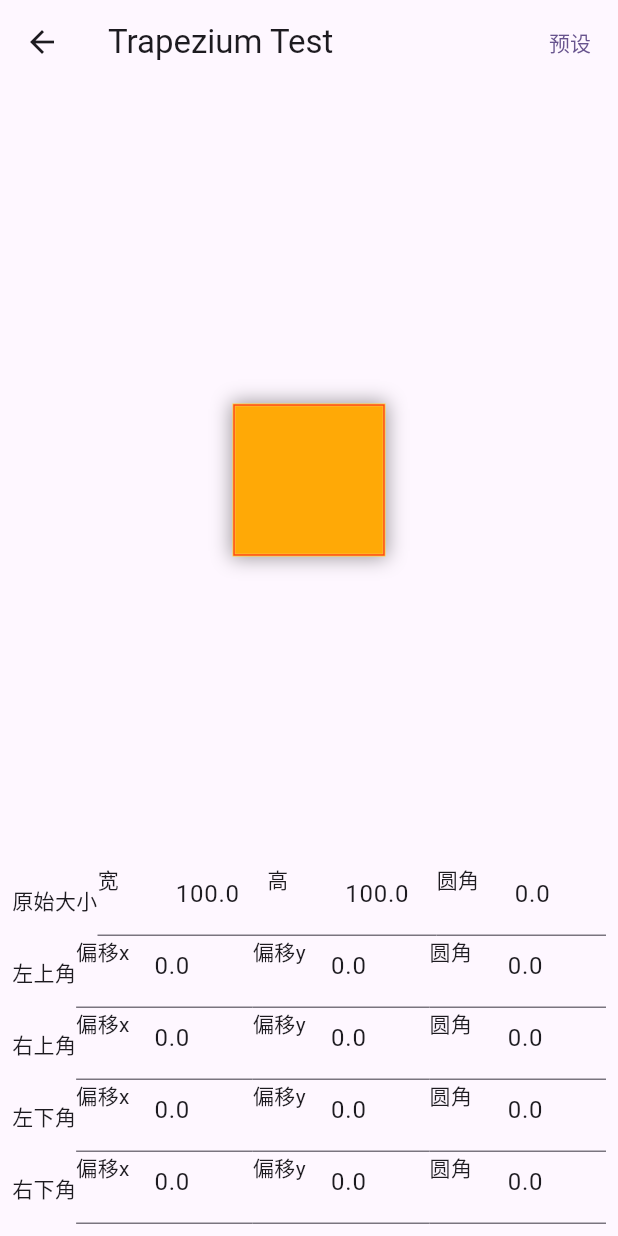
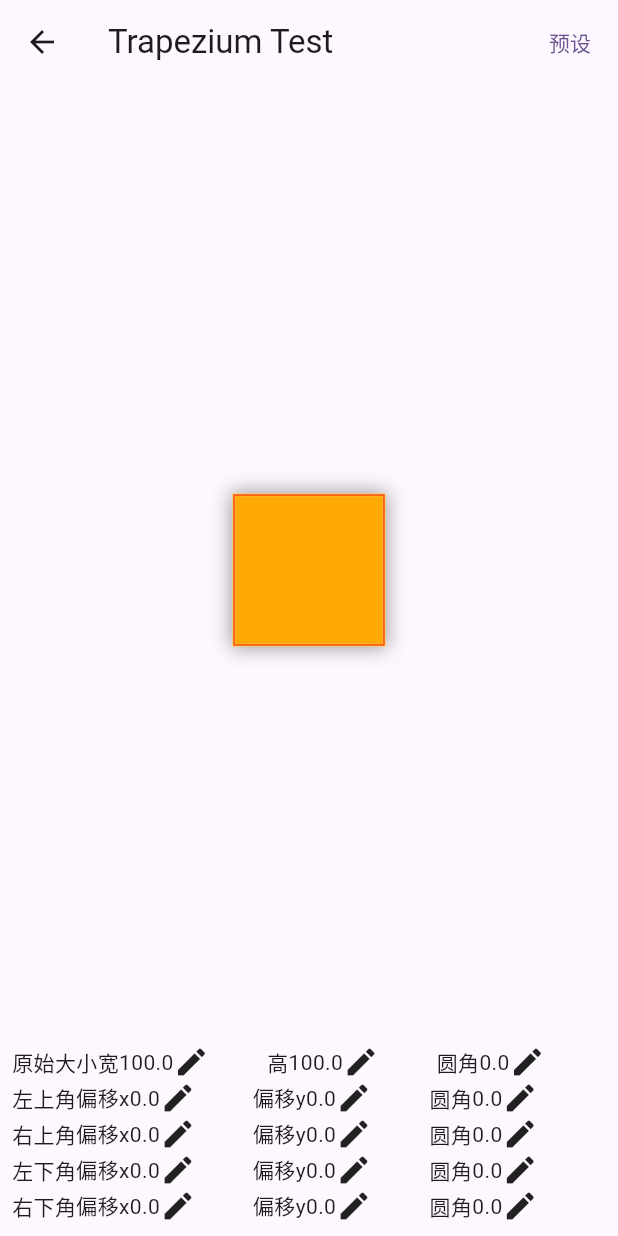
Before and after one commit to shirne/flutter_borders, a Flutter app: the screen it shows after launch, after a tap on "Trapeium Test", on a phone screen of 412 x 824 dp. Run offline on Flutter 3.47's test engine with Material 3 defaults, Android fonts, the phone set to English and light mode, and no system bars; missing offline and left inert: shirne_dialog.

Commit message:
改进example

```diff
--- a/example/lib/main.dart
+++ b/example/lib/main.dart
@@ -1,5 +1,7 @@
 import 'package:borders/borders.dart';
 import 'package:flutter/material.dart';
+import 'package:flutter_localizations/flutter_localizations.dart';
+import 'package:shirne_dialog/shirne_dialog.dart';
 
 import 'trape_test.dart';
 
@@ -15,10 +17,17 @@ class MyApp extends StatelessWidget {
   Widget build(BuildContext context) {
     return MaterialApp(
       title: 'Borders Demo',
+      navigatorKey: MyDialog.navigatorKey,
       theme: ThemeData(
         colorScheme: ColorScheme.fromSeed(seedColor: Colors.deepPurple),
         useMaterial3: true,
       ),
+      localizationsDelegates: const [
+        ShirneDialogLocalizations.delegate,
+        GlobalMaterialLocalizations.delegate,
+        GlobalWidgetsLocalizations.delegate,
+        GlobalCupertinoLocalizations.delegate,
+      ],
       home: const MyHomePage(title: 'Borders Demo'),
     );
   }
--- a/example/lib/trape_test.dart
+++ b/example/lib/trape_test.dart
@@ -1,6 +1,7 @@
 import 'package:borders/borders.dart';
 import 'package:flutter/cupertino.dart';
 import 'package:flutter/material.dart';
+import 'package:shirne_dialog/shirne_dialog.dart';
 
 const preserveList = {
   '梯形(横)': [Offset(-20, 0), Offset(-20, 0), Offset.zero, Offset.zero],
@@ -35,6 +36,28 @@ class _TrapeTestPageState extends State<TrapeTestPage> {
   void update(VoidCallback callback) {
     callback();
     changed.value = changed.value + 1;
+  }
+
+  void popValue(
+    double value,
+    double min,
+    double max,
+    Function(double) onUpdate,
+  ) {
+    MyDialog.popup(Container(
+      child: Column(
+        children: [
+          Slider(
+            value: value,
+            min: min,
+            max: max,
+            onChanged: (v) {
+              onUpdate(v);
+            },
+          )
+        ],
+      ),
+    ));
   }
 
   @override
@@ -129,49 +152,60 @@ class _TrapeTestPageState extends State<TrapeTestPage> {
               children: [
                 const Text('原始大小'),
                 Expanded(
-                  child: TextField(
-                    controller: TextEditingController(text: '$width'),
-                    onChanged: (value) {
-                      if (value.isEmpty) return;
-                      update(() {
-                        width = double.tryParse(value) ?? 100;
+                  child: GestureDetector(
+                    onTap: () {
+                      popValue(width, 50, 300, (v) {
+                        setState(() {
+                          width = v;
+                        });
                       });
                     },
-                    decoration: const InputDecoration(
-                      prefixIcon: Text('宽'),
+                    child: Row(
+                      children: [
+                        const Text('宽'),
+                        Text('$width'),
+                        const Icon(Icons.edit),
+                      ],
                     ),
                   ),
                 ),
                 Expanded(
-                  child: TextField(
-                    controller: TextEditingController(text: '$height'),
-                    onChanged: (value) {
-                      if (value.isEmpty) return;
-                      update(() {
-                        height = double.tryParse(value) ?? 100;
+                  child: GestureDetector(
+                    onTap: () {
+                      popValue(height, 50, 300, (v) {
+                        setState(() {
+                          height = v;
+                        });
                       });
                     },
-                    decoration: const InputDecoration(prefixIcon: Text('高')),
+                    child: Row(
+                      children: [
+                        const Text('高'),
+                        Text('$height'),
+                        const Icon(Icons.edit),
+                      ],
+                    ),
                   ),
                 ),
                 Expanded(
-                  child: TextField(
-                    controller:
-                        TextEditingController(text: '${topLeftRadius.x}'),
-                    onChanged: (value) {
-                      if (value.isEmpty) return;
-                      update(() {
-                        topLeftRadius =
-                            Radius.circular(double.tryParse(value) ?? 0);
-                        topRightRadius =
-                            Radius.circular(double.tryParse(value) ?? 0);
-                        bottomLeftRadius =
-                            Radius.circular(double.tryParse(value) ?? 0);
-                        bottomRightRadius =
-                            Radius.circular(double.tryParse(value) ?? 0);
+                  child: GestureDetector(
+                    onTap: () {
+                      popValue(topLeftRadius.x, 50, 300, (v) {
+                        setState(() {
+                          topLeftRadius = Radius.circular(v);
+                          topRightRadius = Radius.circular(v);
+                          bottomLeftRadius = Radius.circular(v);
+                          bottomRightRadius = Radius.circular(v);
+                        });
                       });
                     },
-                    decoration: const InputDecoration(prefixIcon: Text('圆角')),
+                    child: Row(
+                      children: [
+                        const Text('圆角'),
+                        Text('${topLeftRadius.x}'),
+                        const Icon(Icons.edit),
+                      ],
+                    ),
                   ),
                 ),
               ],
@@ -180,43 +214,57 @@ class _TrapeTestPageState extends State<TrapeTestPage> {
               children: [
                 const Text('左上角'),
                 Expanded(
-                  child: TextField(
-                    controller: TextEditingController(text: '${topLeft.dx}'),
-                    onChanged: (value) {
-                      if (value.isEmpty) return;
-                      update(() {
-                        topLeft =
-                            Offset(double.tryParse(value) ?? 0, topLeft.dy);
+                  child: GestureDetector(
+                    onTap: () {
+                      popValue(topLeft.dx, 0, 100, (v) {
+                        setState(() {
+                          topLeft = Offset(v, topLeft.dy);
+                        });
                       });
                     },
-                    decoration: const InputDecoration(prefixIcon: Text('偏移x')),
+                    child: Row(
+                      children: [
+                        const Text('偏移x'),
+                        Text('${topLeft.dx}'),
+                        const Icon(Icons.edit),
+                      ],
+                    ),
                   ),
                 ),
                 Expanded(
-                  child: TextField(
-                    controller: TextEditingController(text: '${topLeft.dy}'),
-                    onChanged: (value) {
-                      if (value.isEmpty) return;
-                      update(() {
-                        topLeft =
-                            Offset(topLeft.dx, double.tryParse(value) ?? 0);
+                  child: GestureDetector(
+                    onTap: () {
+                      popValue(topLeft.dy, 0, 100, (v) {
+                        setState(() {
+                          topLeft = Offset(topLeft.dx, v);
+                        });
                       });
                     },
-                    decoration: const InputDecoration(prefixIcon: Text('偏移y')),
+                    child: Row(
+                      children: [
+                        const Text('偏移y'),
+                        Text('${topLeft.dy}'),
+                        const Icon(Icons.edit),
+                      ],
+                    ),
                   ),
                 ),
                 Expanded(
-                  child: TextField(
-                    controller:
-                        TextEditingController(text: '${topLeftRadius.x}'),
-                    onChanged: (value) {
-                      if (value.isEmpty) return;
-                      update(() {
-                        topLeftRadius =
-                            Radius.circular(double.tryParse(value) ?? 0);
+                  child: GestureDetector(
+                    onTap: () {
+                      popValue(topLeftRadius.x, 0, 100, (v) {
+                        setState(() {
+                          topLeftRadius = Radius.circular(v);
+                        });
                       });
                     },
-                    decoration: const InputDecoration(prefixIcon: Text('圆角')),
+                    child: Row(
+                      children: [
+                        const Text('圆角'),
+                        Text('${topLeftRadius.x}'),
+                        const Icon(Icons.edit),
+                      ],
+                    ),
                   ),
                 ),
               ],
@@ -225,43 +273,57 @@ class _TrapeTestPageState extends State<TrapeTestPage> {
               children: [
                 const Text('右上角'),
                 Expanded(
-                  child: TextField(
-                    controller: TextEditingController(text: '${topRight.dx}'),
-                    onChanged: (value) {
-                      if (value.isEmpty) return;
-                      update(() {
-                        topRight =
-                            Offset(double.tryParse(value) ?? 0, topRight.dy);
+                  child: GestureDetector(
+                    onTap: () {
+                      popValue(topRight.dx, 0, 100, (v) {
+                        setState(() {
+                          topRight = Offset(v, topRight.dy);
+                        });
                       });
                     },
-                    decoration: const InputDecoration(prefixIcon: Text('偏移x')),
+                    child: Row(
+                      children: [
+                        const Text('偏移x'),
+                        Text('${topRight.dx}'),
+                        const Icon(Icons.edit),
+                      ],
+                    ),
                   ),
                 ),
                 Expanded(
-                  child: TextField(
-                    controller: TextEditingController(text: '${topRight.dy}'),
-                    onChanged: (value) {
-                      if (value.isEmpty) return;
-                      update(() {
-                        topRight =
-                            Offset(topRight.dx, double.tryParse(value) ?? 0);
+                  child: GestureDetector(
+                    onTap: () {
+                      popValue(topRight.dy, 0, 100, (v) {
+                        setState(() {
+                          topRight = Offset(topRight.dx, v);
+                        });
                       });
                     },
-                    decoration: const InputDecoration(prefixIcon: Text('偏移y')),
+                    child: Row(
+                      children: [
+                        const Text('偏移y'),
+                        Text('${topRight.dy}'),
+                        const Icon(Icons.edit),
+                      ],
+                    ),
                   ),
                 ),
                 Expanded(
-                  child: TextField(
-                    controller:
-                        TextEditingController(text: '${topRightRadius.x}'),
-                    onChanged: (value) {
-                      if (value.isEmpty) return;
-                      update(() {
-                        topRightRadius =
-                            Radius.circular(double.tryParse(value) ?? 0);
+                  child: GestureDetector(
+                    onTap: () {
+                      popValue(topRightRadius.x, 0, 100, (v) {
+                        setState(() {
+                          topRightRadius = Radius.circular(v);
+                        });
                       });
                     },
-                    decoration: const InputDecoration(prefixIcon: Text('圆角')),
+                    child: Row(
+                      children: [
+                        const Text('圆角'),
+                        Text('${topRightRadius.x}'),
+                        const Icon(Icons.edit),
+                      ],
+                    ),
                   ),
                 ),
               ],
@@ -270,43 +332,57 @@ class _TrapeTestPageState extends State<TrapeTestPage> {
               children: [
                 const Text('左下角'),
                 Expanded(
-                  child: TextField(
-                    controller: TextEditingController(text: '${bottomLeft.dx}'),
-                    onChanged: (value) {
-                      if (value.isEmpty) return;
-                      update(() {
-                        bottomLeft =
-                            Offset(double.tryParse(value) ?? 0, bottomLeft.dy);
+                  child: GestureDetector(
+                    onTap: () {
+                      popValue(bottomLeft.dx, 0, 100, (v) {
+                        setState(() {
+                          bottomLeft = Offset(v, bottomLeft.dy);
+                        });
                       });
                     },
-                    decoration: const InputDecoration(prefixIcon: Text('偏移x')),
+                    child: Row(
+                      children: [
+                        const Text('偏移x'),
+                        Text('${bottomLeft.dx}'),
+                        const Icon(Icons.edit),
+                      ],
+                    ),
                   ),
                 ),
                 Expanded(
-                  child: TextField(
-                    controller: TextEditingController(text: '${bottomLeft.dy}'),
-                    onChanged: (value) {
-                      if (value.isEmpty) return;
-                      update(() {
-                        bottomLeft =
-                            Offset(bottomLeft.dx, double.tryParse(value) ?? 0);
+                  child: GestureDetector(
+                    onTap: () {
+                      popValue(bottomLeft.dy, 0, 100, (v) {
+                        setState(() {
+                          bottomLeft = Offset(bottomLeft.dx, v);
+                        });
                       });
                     },
-                    decoration: const InputDecoration(prefixIcon: Text('偏移y')),
+                    child: Row(
+                      children: [
+                        const Text('偏移y'),
+                        Text('${bottomLeft.dy}'),
+                        const Icon(Icons.edit),
+                      ],
+                    ),
                   ),
                 ),
                 Expanded(
-                  child: TextField(
-                    controller:
-                        TextEditingController(text: '${bottomLeftRadius.x}'),
-                    onChanged: (value) {
-                      if (value.isEmpty) return;
-                      update(() {
-                        bottomLeftRadius =
-                            Radius.circular(double.tryParse(value) ?? 0);
+                  child: GestureDetector(
+                    onTap: () {
+                      popValue(bottomLeftRadius.x, 0, 100, (v) {
+                        setState(() {
+                          bottomLeftRadius = Radius.circular(v);
+                        });
                       });
                     },
-                    decoration: const InputDecoration(prefixIcon: Text('圆角')),
+                    child: Row(
+                      children: [
+                        const Text('圆角'),
+                        Text('${bottomLeftRadius.x}'),
+                        const Icon(Icons.edit),
+                      ],
+                    ),
                   ),
                 ),
               ],
@@ -315,45 +391,57 @@ class _TrapeTestPageState extends State<TrapeTestPage> {
               children: [
                 const Text('右下角'),
                 Expanded(
-                  child: TextField(
-                    controller:
-                        TextEditingController(text: '${bottomRight.dx}'),
-                    onChanged: (value) {
-                      if (value.isEmpty) return;
-                      update(() {
-                        bottomRight =
-                            Offset(double.tryParse(value) ?? 0, bottomRight.dy);
+                  child: GestureDetector(
+                    onTap: () {
+                      popValue(bottomRight.dx, 0, 100, (v) {
+                        setState(() {
+                          bottomRight = Offset(v, bottomRight.dy);
+                        });
                       });
                     },
-                    decoration: const InputDecoration(prefixIcon: Text('偏移x')),
+                    child: Row(
+                      children: [
+                        const Text('偏移x'),
+                        Text('${bottomRight.dx}'),
+                        const Icon(Icons.edit),
+                      ],
+                    ),
                   ),
                 ),
                 Expanded(
-                  child: TextField(
-                    controller:
-                        TextEditingController(text: '${bottomRight.dy}'),
-                    onChanged: (value) {
-                      if (value.isEmpty) return;
-                      update(() {
-                        bottomRight =
-                            Offset(bottomRight.dx, double.tryParse(value) ?? 0);
+                  child: GestureDetector(
+                    onTap: () {
+                      popValue(bottomRight.dy, 0, 100, (v) {
+                        setState(() {
+                          bottomRight = Offset(bottomRight.dx, v);
+                        });
                       });
                     },
-                    decoration: const InputDecoration(prefixIcon: Text('偏移y')),
+                    child: Row(
+                      children: [
+                        const Text('偏移y'),
+                        Text('${bottomRight.dy}'),
+                        const Icon(Icons.edit),
+                      ],
+                    ),
                   ),
                 ),
                 Expanded(
-                  child: TextField(
-                    controller:
-                        TextEditingController(text: '${bottomRightRadius.x}'),
-                    onChanged: (value) {
-                      if (value.isEmpty) return;
-                      update(() {
-                        bottomRightRadius =
-                            Radius.circular(double.tryParse(value) ?? 0);
+                  child: GestureDetector(
+                    onTap: () {
+                      popValue(bottomRightRadius.x, 0, 100, (v) {
+                        setState(() {
+                          bottomRightRadius = Radius.circular(v);
+                        });
                       });
                     },
-                    decoration: const InputDecoration(prefixIcon: Text('圆角')),
+                    child: Row(
+                      children: [
+                        const Text('圆角'),
+                        Text('${bottomRightRadius.x}'),
+                        const Icon(Icons.edit),
+                      ],
+                    ),
                   ),
                 ),
               ],
```
Also changed, not shown: example/pubspec.yaml (+5 -4 lines), example/pubspec.lock.
